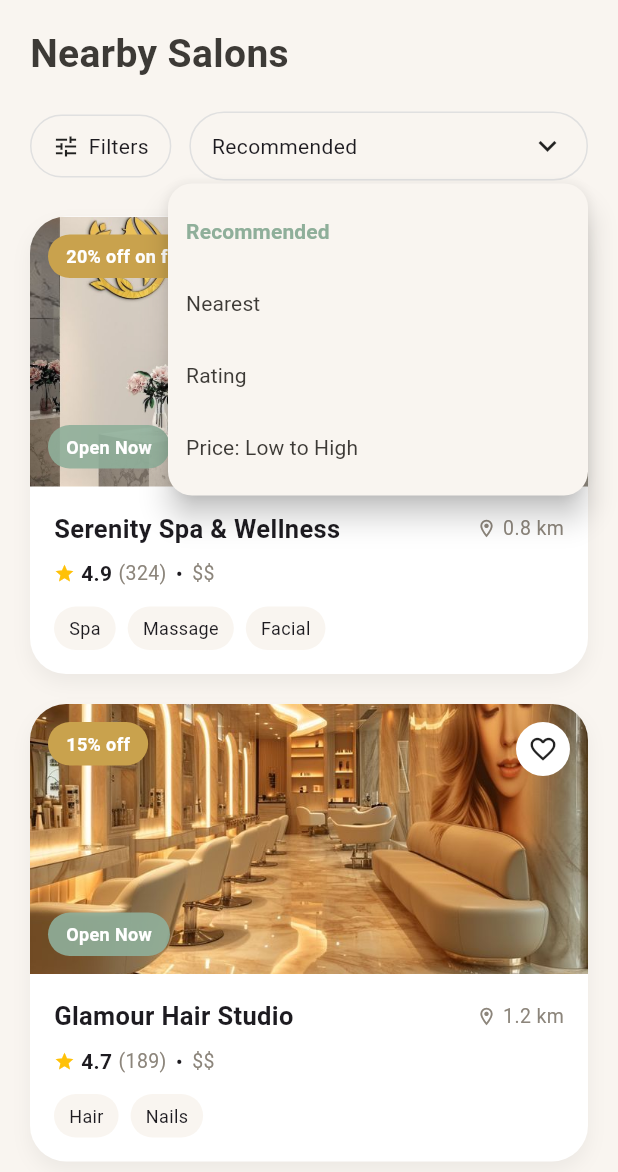
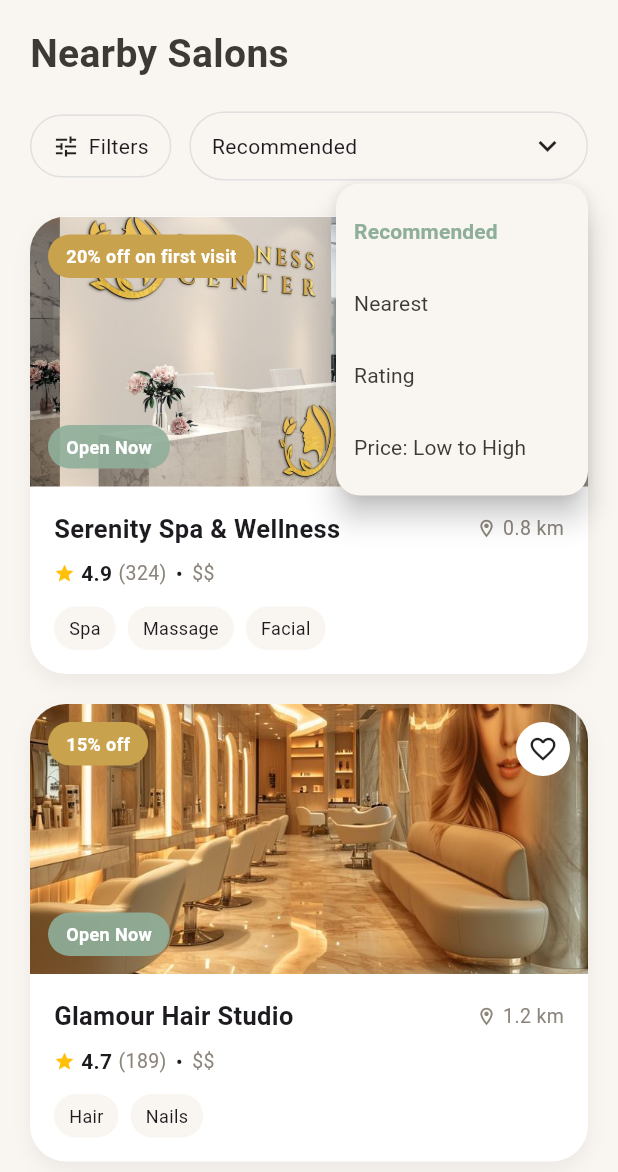
Before and after one commit to techaryahs/customercutpoint, a Flutter app: the SalonsScreen screen opened directly, after a tap on "Recommended", on a phone screen of 412 x 824 dp, the part 64-1236 px from its top. Run offline on Flutter 3.47's test engine with Material 3 defaults, Android fonts, the phone set to English and light mode, and no system bars.

Commit message:
12/01/26

```diff
--- a/lib/screens/offers/offers_screen.dart
+++ b/lib/screens/offers/offers_screen.dart
@@ -125,6 +125,7 @@ class OffersScreen extends StatelessWidget {
                 ],
               ),
 
+
               const SizedBox(height: 30),
             ],
           ),
--- a/lib/screens/salons/salons_screen.dart
+++ b/lib/screens/salons/salons_screen.dart
@@ -1,6 +1,7 @@
 import 'package:flutter/material.dart';
 import '../../core/theme/app_colors.dart';
 import '../../widgets/salon_list_card.dart';
+import '../location/location_selection_screen.dart';
 
 class SalonsScreen extends StatefulWidget {
   const SalonsScreen({super.key});
@@ -11,6 +12,7 @@ class SalonsScreen extends StatefulWidget {
 
 class _SalonsScreenState extends State<SalonsScreen> {
   String selectedSort = "Recommended";
+  String selectedLocation = "New York";
 
   final List<String> sortOptions = [
     "Recommended",
@@ -22,36 +24,58 @@ class _SalonsScreenState extends State<SalonsScreen> {
   @override
   Widget build(BuildContext context) {
     return Scaffold(
-      backgroundColor: AppColors.background, // ⭐ IMPORTANT
+      backgroundColor: AppColors.background,
       body: SafeArea(
         child: SingleChildScrollView(
           padding: const EdgeInsets.all(20),
           child: Column(
             crossAxisAlignment: CrossAxisAlignment.start,
             children: [
-              // Top location row
+              // 🔹 LOCATION ROW
               Row(
                 mainAxisAlignment: MainAxisAlignment.spaceBetween,
                 children: [
                   Row(
-                    children: const [
-                      Icon(Icons.location_on_outlined,
-                          color: AppColors.accent),
-                      SizedBox(width: 6),
+                    children: [
+                      const Icon(
+                        Icons.location_on_outlined,
+                        color: AppColors.accent,
+                      ),
+                      const SizedBox(width: 6),
                       Text(
-                        "New York",
-                        style: TextStyle(
+                        selectedLocation,
+                        style: const TextStyle(
                           fontSize: 15,
                           fontWeight: FontWeight.w500,
                         ),
                       ),
                     ],
                   ),
-                  Text(
+
+                  // ✅ CHANGE BUTTON
+                  GestureDetector(
+                    onTap: () async {
+                      final selectedCity =
+                      await Navigator.push<String>(
+                        context,
+                        MaterialPageRoute(
+                          builder: (_) =>
+                          const LocationSelectionScreen(),
+                        ),
+                      );
+
+                      if (selectedCity != null) {
+                        setState(() {
+                          selectedLocation = selectedCity;
+                        });
+                      }
+                    },
+                    child: Text(
                       "Change",
                       style: TextStyle(
                         color: AppColors.accent,
                         fontWeight: FontWeight.w600,
+                      ),
                     ),
                   ),
                 ],
@@ -59,7 +83,7 @@ class _SalonsScreenState extends State<SalonsScreen> {
 
               const SizedBox(height: 16),
 
-              // Page Title
+              // 🔹 PAGE TITLE
               Text(
                 "Nearby Salons",
                 style: TextStyle(
@@ -71,10 +95,10 @@ class _SalonsScreenState extends State<SalonsScreen> {
 
               const SizedBox(height: 20),
 
-              // Filters Row
+              // 🔹 FILTERS ROW
               Row(
                 children: [
-                  // Filters Button
+                  // Filters button
                   Container(
                     padding: const EdgeInsets.symmetric(
                         horizontal: 14, vertical: 10),
@@ -93,7 +117,7 @@ class _SalonsScreenState extends State<SalonsScreen> {
 
                   const SizedBox(width: 12),
 
-                  // Recommended Dropdown
+                  // Sort dropdown
                   Expanded(
                     child: PopupMenuButton<String>(
                       color: const Color(0xFFF9F5F0),
@@ -111,8 +135,6 @@ class _SalonsScreenState extends State<SalonsScreen> {
                         return sortOptions.map((option) {
                           return PopupMenuItem<String>(
                             value: option,
-                            child: SizedBox(
-                              width: 220,
                             child: Text(
                               option,
                               style: TextStyle(
@@ -123,7 +145,6 @@ class _SalonsScreenState extends State<SalonsScreen> {
                                 color: option == selectedSort
                                     ? AppColors.accent
                                     : AppColors.textDark,
-                                ),
                               ),
                             ),
                           );
@@ -137,12 +158,10 @@ class _SalonsScreenState extends State<SalonsScreen> {
                           borderRadius: BorderRadius.circular(24),
                         ),
                         child: Row(
-                          mainAxisAlignment: MainAxisAlignment.spaceBetween,
+                          mainAxisAlignment:
+                          MainAxisAlignment.spaceBetween,
                           children: [
-                            Text(
-                              selectedSort,
-                              style: const TextStyle(fontSize: 14),
-                            ),
+                            Text(selectedSort),
                             const Icon(Icons.keyboard_arrow_down),
                           ],
                         ),
@@ -154,7 +173,7 @@ class _SalonsScreenState extends State<SalonsScreen> {
 
               const SizedBox(height: 24),
 
-              // Salon Cards
+              // 🔹 SALON LIST
               const SalonListCard(
                 name: "Serenity Spa & Wellness",
                 imagePath: "assets/Serenity_spa.jpg",
@@ -178,25 +197,14 @@ class _SalonsScreenState extends State<SalonsScreen> {
               ),
 
               const SalonListCard(
-                name: "Glamour Hair Studio",
-                imagePath: "assets/Glamour_studio.jpg",
-                rating: 4.7,
-                reviews: "189",
+                name: "Elite Men's Grooming",
+                imagePath: "assets/elite_mens.jpg",
+                rating: 4.8,
+                reviews: "210",
                 priceRange: "\$\$",
-                distance: "1.2 km",
-                services: ["Hair", "Nails"],
-                offerText: "15% off",
-              ),
-
-              const SalonListCard(
-                name: "Glamour Hair Studio",
-                imagePath: "assets/Glamour_studio.jpg",
-                rating: 4.7,
-                reviews: "189",
-                priceRange: "\$\$",
-                distance: "1.2 km",
-                services: ["Hair", "Nails"],
-                offerText: "15% off",
+                distance: "0.5 km",
+                services: ["Hair", "Beard"],
+                offerText: "10% off",
               ),
             ],
           ),
```
Lines whose indentation alone changed are shown as unchanged.
